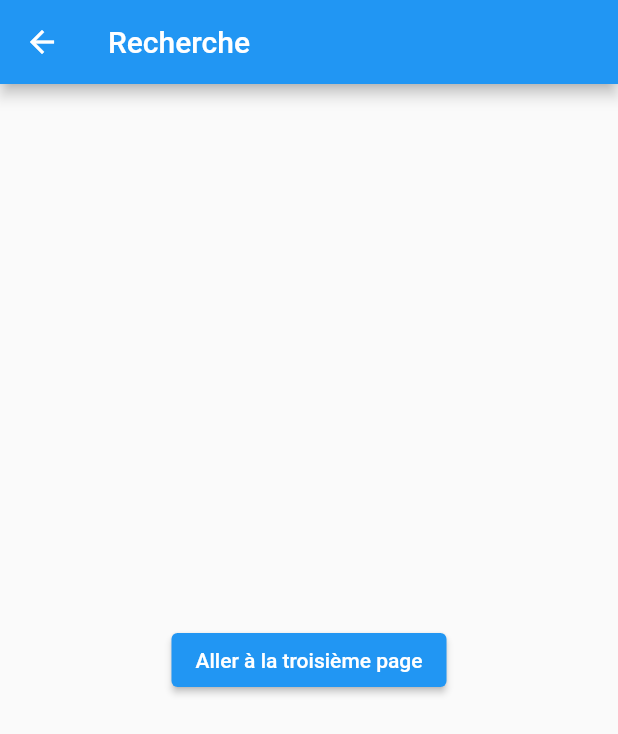
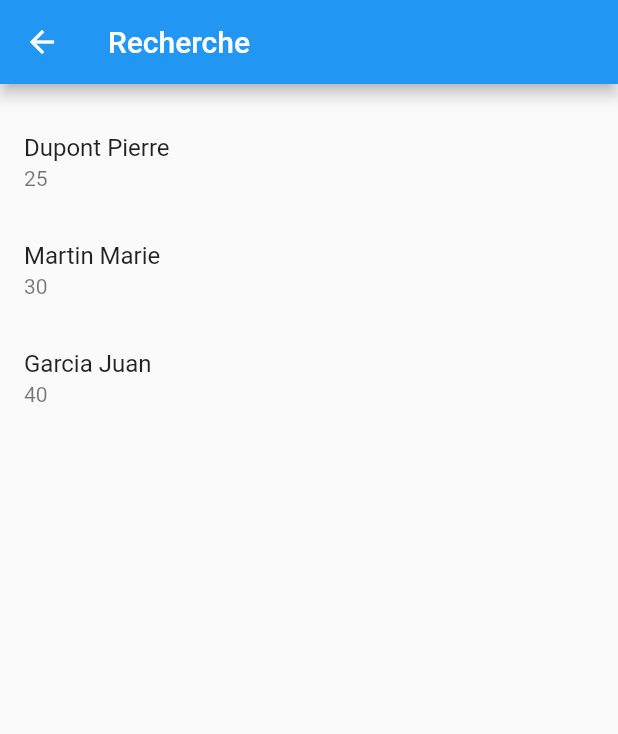
Before and after one commit to CorentinTalour/TalentApp, a Flutter app: the Recherche screen opened directly, on a phone screen of 412 x 824 dp. Shown: the top 734 px of the screen. Run offline on Flutter 3.47's test engine with Material 2 defaults, Android fonts, the phone set to English and light mode, and no system bars.

```diff
--- a/lib/main.dart
+++ b/lib/main.dart
@@ -85,7 +85,7 @@ class _MyHomePageState extends State<MyHomePage> {
             onPressed: () {
               Navigator.of(context).push(
                 MaterialPageRoute(
-                    builder: (context) => const Entreprise()),
+                    builder: (context) =>  Recherche()),
 
               );
             },
@@ -94,8 +94,13 @@ class _MyHomePageState extends State<MyHomePage> {
             icon: const Icon(
               Icons.search,
             ),
-            onPressed: () {},
-          ),
+            onPressed: () {
+              Navigator.of(context).push(
+                MaterialPageRoute(
+                    builder: (context) =>  Recherche()),
+
+              );
+            },          ),
         ],
       ),
       body: Center(
@@ -179,8 +184,10 @@ class _MyHomePageState extends State<MyHomePage> {
                 // Update the state of the app
                 // ...
                 // Then close the drawer
-                Navigator.pushNamed(context, '/Entreprise');
-              },
+                Navigator.push(
+                  context,
+                  MaterialPageRoute(builder: (context) => Entreprise()),
+                );              },
             ),
 
             ListTile(
@@ -204,7 +211,7 @@ class _MyHomePageState extends State<MyHomePage> {
                 // Then close the drawer
                 Navigator.push(
                   context,
-                  MaterialPageRoute(builder: (context) => Toolbar()),
+                  MaterialPageRoute(builder: (context) => Recherche()),
                 );              },
             ),
             ListTile(
@@ -235,7 +242,39 @@ class _MyHomePageState extends State<MyHomePage> {
 }
 
 
-class Recherche extends StatelessWidget {
+class Recherche extends StatefulWidget {
+  @override
+  _RechercheState createState() => _RechercheState();
+}
+
+class _RechercheState extends State<Recherche> {
+  List<Map<String, String>> _people = [];
+
+  @override
+  void initState() {
+    super.initState();
+
+    Map<String, String> person1 = {
+      "nom": "Dupont",
+      "prenom": "Pierre",
+      "age": "25"
+    };
+    _people.add(person1);
+
+    Map<String, String> person2 = {
+      "nom": "Martin",
+      "prenom": "Marie",
+      "age": "30"
+    };
+    _people.add(person2);
+
+    Map<String, String> person3 = {
+      "nom": "Garcia",
+      "prenom": "Juan",
+      "age": "40"
+    };
+    _people.add(person3);
+  }
   @override
   Widget build(BuildContext context) {
     return Scaffold(
@@ -243,11 +282,24 @@ class Recherche extends StatelessWidget {
         title: const Text('Recherche'),
       ),
       body: Center(
-        child: ElevatedButton(
-          child: const Text('Aller à la troisième page'),
-          onPressed: () {
-            Navigator.pushNamed(context, '/third');
-          },
+        child: Column(
+          children: <Widget>[
+
+
+
+            SizedBox(height: 16.0),
+            Expanded(
+              child: ListView.builder(
+                itemCount: _people.length,
+                itemBuilder: (context, index) {
+                  return ListTile(
+                    title: Text(_people[index]['nom']! + ' ' + _people[index]['prenom']!),
+                    subtitle: Text(_people[index]['age']!),
+                  );
+                },
+              ),
+            ),
+          ],
         ),
       ),
 
```
